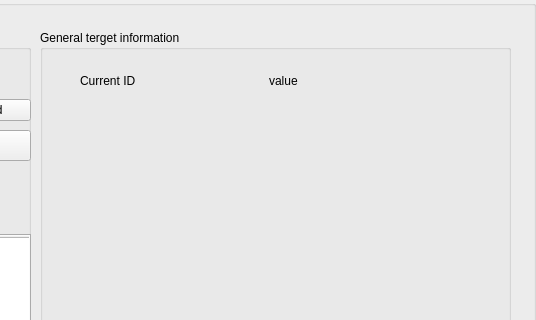
Qt form code/modules/control-side/server-interaction/serverinteractiongroupbox.ui (Al-Sah/RAT) before a commit; both pictures show x 240 to 776 and y 0 to 320 of the 776 by 564 pixel window.
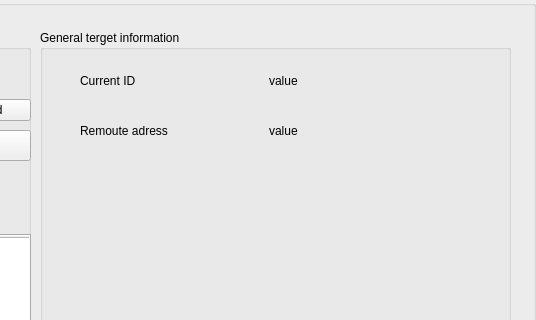
The same form after that commit.

```diff
--- a/code/modules/control-side/server-interaction/serverinteractiongroupbox.ui
+++ b/code/modules/control-side/server-interaction/serverinteractiongroupbox.ui
@@ -209,7 +209,7 @@
      <string>Modules</string>
     </property>
    </widget>
-   <widget class="QWidget" name="">
+   <widget class="QWidget" name="layoutWidget">
     <property name="geometry">
      <rect>
       <x>40</x>
@@ -235,6 +235,32 @@
      </item>
     </layout>
    </widget>
+   <widget class="QWidget" name="layoutWidget_2">
+    <property name="geometry">
+     <rect>
+      <x>40</x>
+      <y>80</y>
+      <width>371</width>
+      <height>41</height>
+     </rect>
+    </property>
+    <layout class="QHBoxLayout" name="horizontalLayout_3">
+     <item>
+      <widget class="QLabel" name="label_3">
+       <property name="text">
+        <string>Remoute adress</string>
+       </property>
+      </widget>
+     </item>
+     <item>
+      <widget class="QLabel" name="label_adress_val">
+       <property name="text">
+        <string>value</string>
+       </property>
+      </widget>
+     </item>
+    </layout>
+   </widget>
   </widget>
  </widget>
  <resources/>
```
